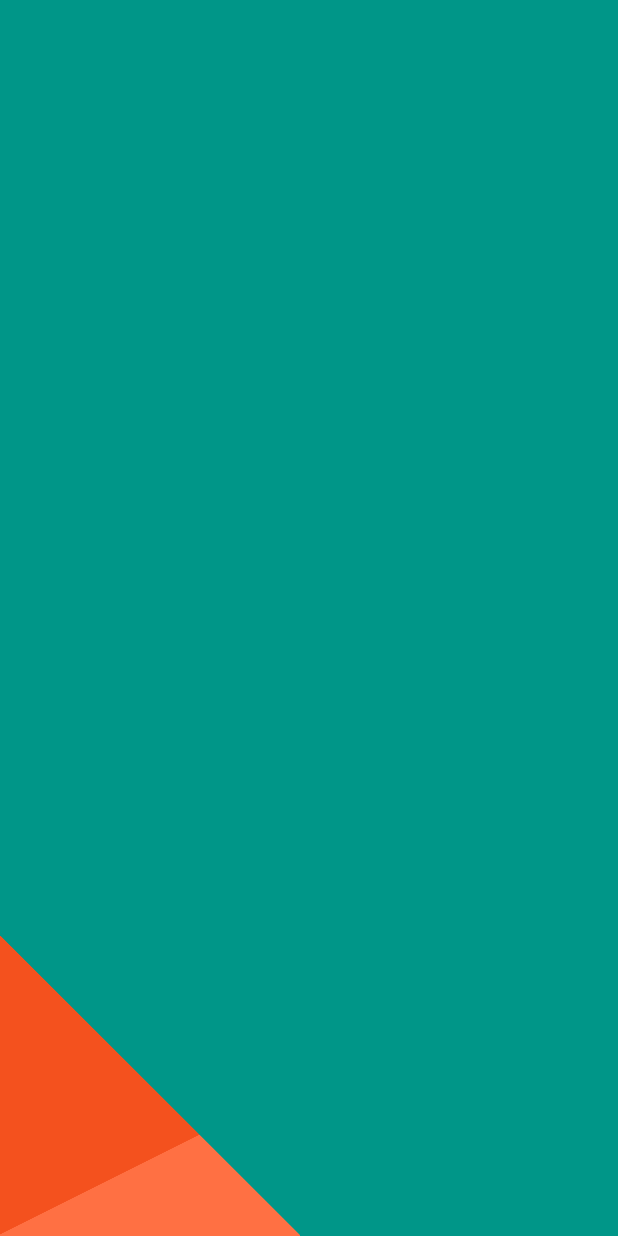
After one commit to oboard/runn, an Android app: the layout activity_main.xml on its own in the app's theme, with its tools: preview values and no code run, on a phone screen of 412 x 824 dp. The commit adds this screen. Run offline under Robolectric (Android 15) with nearby library versions, the phone set to English and light mode, and no system bars.

Commit message:
添加主页

```diff
--- a/跳跃的数字/app/build.gradle
+++ b/跳跃的数字/app/build.gradle
@@ -7,7 +7,7 @@ android {
     defaultConfig {
         applicationId "com.oboard.runn"
         minSdkVersion 14
-        targetSdkVersion 24
+        targetSdkVersion 27
         versionCode 1
         versionName "1.0.0"
     }
--- /dev/null
+++ b/跳跃的数字/app/src/main/res/layout/activity_main.xml
@@ -0,0 +1,18 @@
+<?xml version="1.0" encoding="utf-8"?>
+<RelativeLayout
+	xmlns:android="http://schemas.android.com/apk/res/android"
+	android:layout_width="match_parent"
+	android:layout_height="match_parent">
+
+	<View
+		android:background="#FF009688"
+		android:layout_width="match_parent"
+		android:layout_height="match_parent"/>
+
+	<ImageView
+		android:src="@drawable/c"
+		android:layout_width="200dp"
+		android:layout_height="200dp"
+		android:layout_alignParentBottom="true"/>
+
+</RelativeLayout>
--- a/跳跃的数字/app/src/main/res/values/styles.xml
+++ b/跳跃的数字/app/src/main/res/values/styles.xml
@@ -1,6 +1,8 @@
 <?xml version="1.0" encoding="utf-8"?>
 <resources>
 
-    <style name="AppTheme" parent="@android:style/Theme.NoTitleBar" />
-
+    <style name="AppTheme" parent="@android:style/Theme.DeviceDefault.NoActionBar" >
+		<item name="android:windowTranslucentStatus">true</item>
+        <item name="android:windowTranslucentNavigation">true</item>
+	</style>
 </resources>
```
Also changed, not shown: 跳跃的数字/app/src/main/AndroidManifest.xml (+9 -0 lines), 跳跃的数字/app/src/main/java/com/oboard/runn/MainActivity.java (+13 -3 lines), 跳跃的数字/app/src/main/res/drawable/c.png (added).
